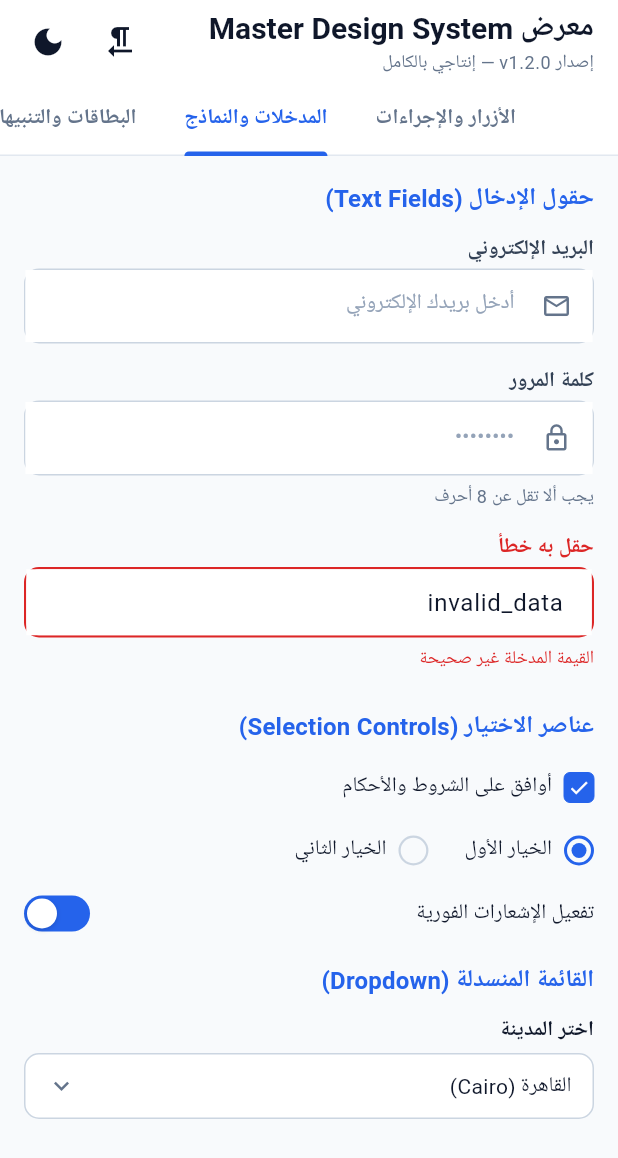
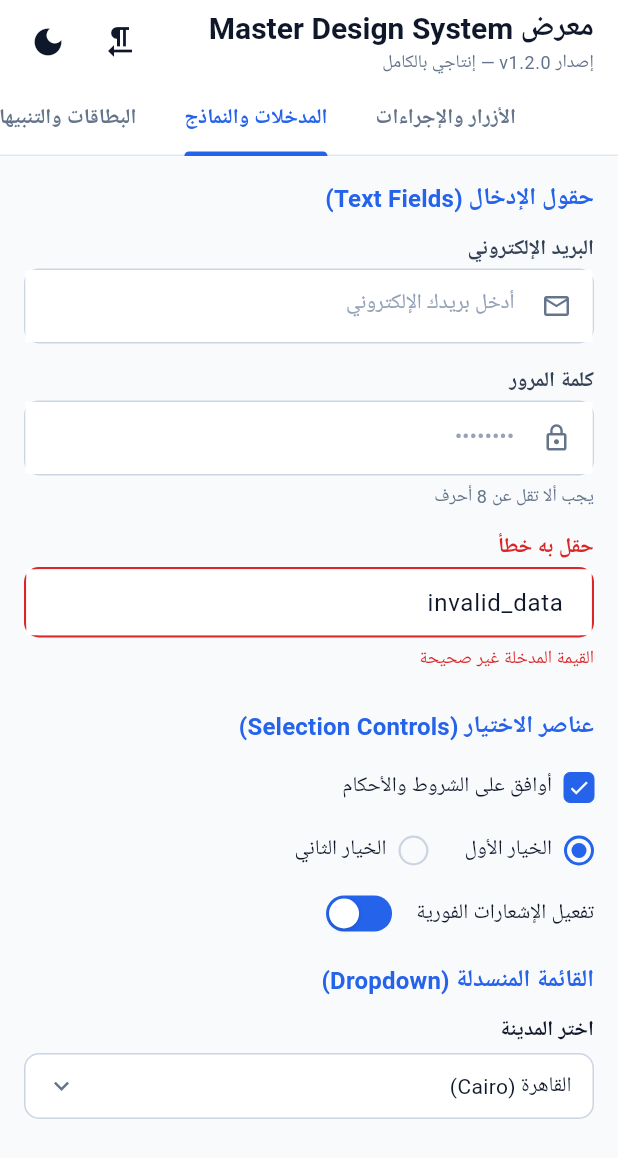
Before and after one commit to Mohamed2982001/MDS, a Flutter app: the screen it shows after launch, tab 2 chosen, on a phone screen of 412 x 824 dp. Shown: the top 1158 px of the screen. Run offline on Flutter 3.47's test engine with Material 3 defaults, Android fonts, the phone set to English and light mode, and no system bars; our stand-ins replace google_fonts; Roboto replaces fonts that are missing (Cairo).

Commit message:
fix(ui): use Flexible with loose fit in selection controls and fix inputs showcase layout

```diff
--- a/examples/flutter_showcase/lib/main.dart
+++ b/examples/flutter_showcase/lib/main.dart
@@ -139,16 +139,19 @@ class _ShowcaseHomeScreenState extends State<ShowcaseHomeScreen> with SingleTick
           ],
         ),
       ),
-      body: TabBarView(
-        controller: _tabController,
-        children: [
-          _buildButtonsTab(context, isRtl),
-          _buildInputsTab(context, isRtl),
-          _buildCardsAlertsTab(context, isRtl),
-          _buildFeedbackTab(context, isRtl),
-          _buildDataNavigationTab(context, isRtl),
-          _buildLoadersShimmerTab(context, isRtl),
-        ],
+      body: AnimatedBuilder(
+        animation: _tabController,
+        builder: (context, _) {
+          return switch (_tabController.index) {
+            0 => _buildButtonsTab(context, isRtl),
+            1 => _buildInputsTab(context, isRtl),
+            2 => _buildCardsAlertsTab(context, isRtl),
+            3 => _buildFeedbackTab(context, isRtl),
+            4 => _buildDataNavigationTab(context, isRtl),
+            5 => _buildLoadersShimmerTab(context, isRtl),
+            _ => const SizedBox.shrink(),
+          };
+        },
       ),
     );
   }
@@ -258,7 +261,9 @@ class _ShowcaseHomeScreenState extends State<ShowcaseHomeScreen> with SingleTick
           onChanged: (val) => setState(() => _checkboxVal = val ?? false),
         ),
         const SizedBox(height: 12),
-        Row(
+        Wrap(
+          spacing: 24,
+          runSpacing: 8,
           children: [
             MdsRadio<String>(
               value: 'opt1',
@@ -266,7 +271,6 @@ class _ShowcaseHomeScreenState extends State<ShowcaseHomeScreen> with SingleTick
               label: isRtl ? 'الخيار الأول' : 'Option 1',
               onChanged: (val) => setState(() => _radioVal = val!),
             ),
-            const SizedBox(width: 24),
             MdsRadio<String>(
               value: 'opt2',
               groupValue: _radioVal,
--- a/packages/mds_flutter_ui/lib/src/components/checkbox.dart
+++ b/packages/mds_flutter_ui/lib/src/components/checkbox.dart
@@ -126,13 +126,15 @@ class MdsCheckbox extends StatelessWidget {
       child: Padding(
         padding: const EdgeInsetsDirectional.symmetric(vertical: 4.0),
         child: Row(
+          mainAxisSize: MainAxisSize.min,
           crossAxisAlignment: CrossAxisAlignment.start,
           children: [
             Padding(
               padding: const EdgeInsetsDirectional.only(top: 2.0, end: MdsSpacing.inlineSm),
               child: boxWidget,
             ),
-            Expanded(
+            Flexible(
+              fit: FlexFit.loose,
               child: Column(
                 crossAxisAlignment: CrossAxisAlignment.start,
                 mainAxisSize: MainAxisSize.min,
--- a/packages/mds_flutter_ui/lib/src/components/radio.dart
+++ b/packages/mds_flutter_ui/lib/src/components/radio.dart
@@ -94,13 +94,15 @@ class MdsRadio<T> extends StatelessWidget {
       child: Padding(
         padding: const EdgeInsetsDirectional.symmetric(vertical: 4.0),
         child: Row(
+          mainAxisSize: MainAxisSize.min,
           crossAxisAlignment: CrossAxisAlignment.start,
           children: [
             Padding(
               padding: const EdgeInsetsDirectional.only(top: 2.0, end: MdsSpacing.inlineSm),
               child: radioCircle,
             ),
-            Expanded(
+            Flexible(
+              fit: FlexFit.loose,
               child: Column(
                 crossAxisAlignment: CrossAxisAlignment.start,
                 mainAxisSize: MainAxisSize.min,
--- a/packages/mds_flutter_ui/lib/src/components/switch.dart
+++ b/packages/mds_flutter_ui/lib/src/components/switch.dart
@@ -96,9 +96,11 @@ class MdsSwitch extends StatelessWidget {
       child: Padding(
         padding: const EdgeInsetsDirectional.symmetric(vertical: 4.0),
         child: Row(
+          mainAxisSize: MainAxisSize.min,
           crossAxisAlignment: CrossAxisAlignment.center,
           children: [
-            Expanded(
+            Flexible(
+              fit: FlexFit.loose,
               child: Column(
                 crossAxisAlignment: CrossAxisAlignment.start,
                 mainAxisSize: MainAxisSize.min,
```
Also changed, not shown: 1 other file.
